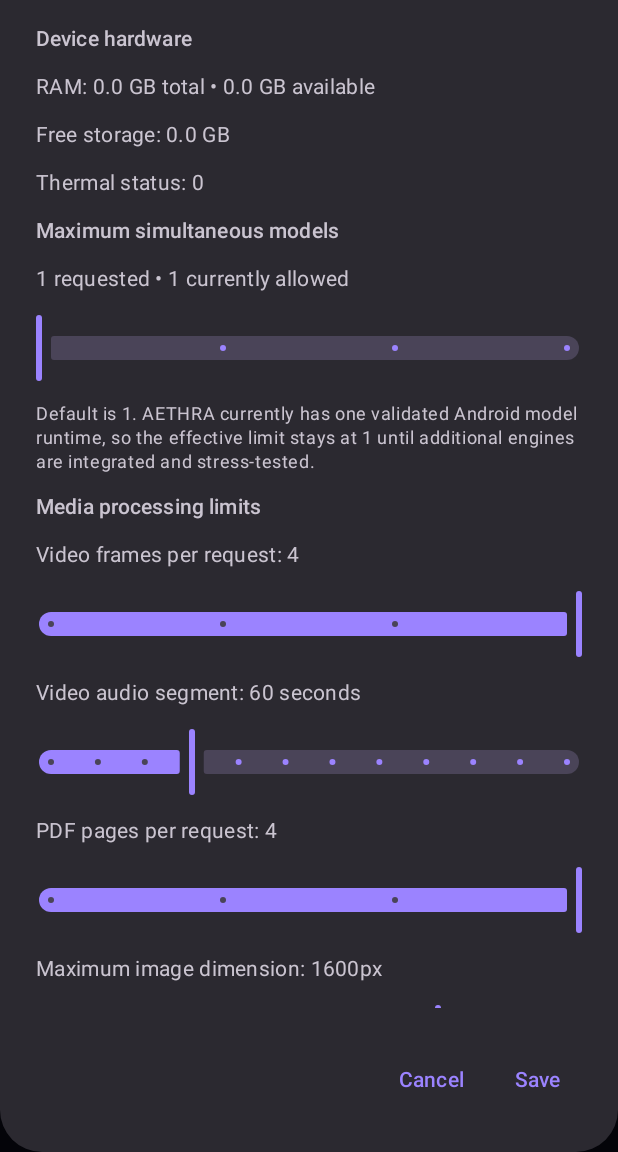
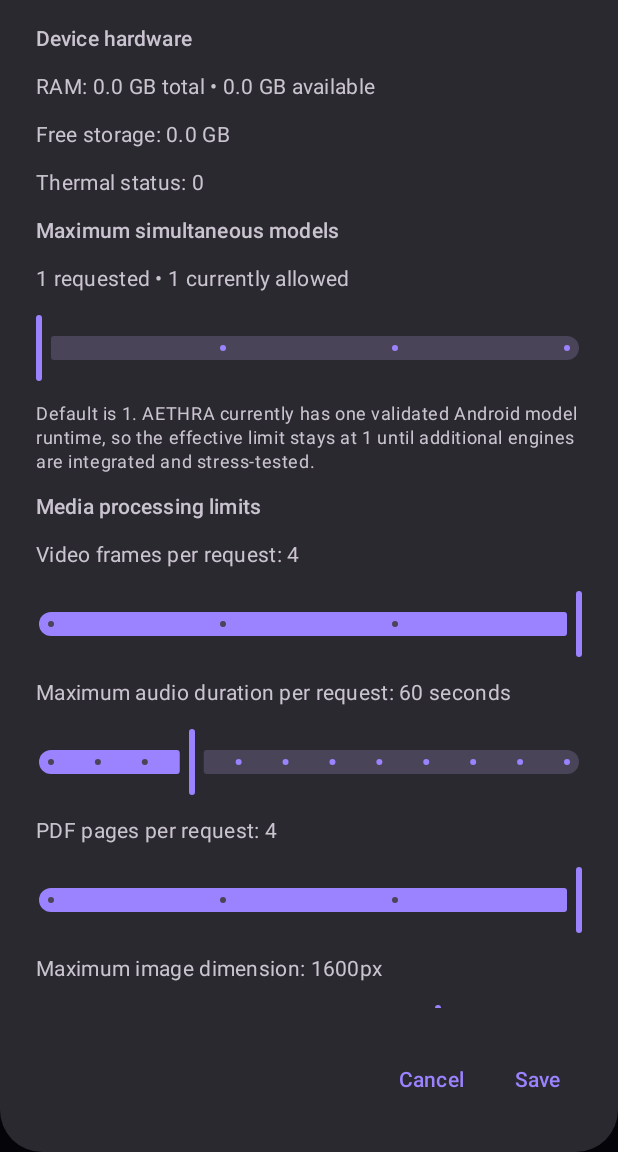
Before and after one commit to mb2638512-a11y/aethra-ai, an Android app built with Jetpack Compose: the screen it shows after launch (MainActivity), after a tap on "Performance settings", on a phone screen of 412 x 824 dp, the part 84-1236 px from its top. Run offline under Robolectric (Android 15) with nearby library versions, the phone set to English and light mode, and no system bars; pictures from the network do not load; 2 statements that could not run were skipped.

Commit message:
ui: clarify audio duration setting applies to audio and video inputs

```diff
--- a/app/src/main/java/ai/aethra/mobile/ModelSettingsDialog.kt
+++ b/app/src/main/java/ai/aethra/mobile/ModelSettingsDialog.kt
@@ -55,7 +55,7 @@ fun ModelSettingsDialog(onDismiss: () -> Unit) {
                 Text("Media processing limits", style = MaterialTheme.typography.titleSmall)
                 Text("Video frames per request: ${videoFrames.intValue}")
                 Slider(value = videoFrames.intValue.toFloat(), onValueChange = { videoFrames.intValue = it.toInt().coerceIn(1, 4) }, valueRange = 1f..4f, steps = 2)
-                Text("Video audio segment: ${videoAudioSeconds.intValue} seconds")
+                Text("Maximum audio duration per request: ${videoAudioSeconds.intValue} seconds")
                 Slider(value = videoAudioSeconds.intValue.toFloat(), onValueChange = { videoAudioSeconds.intValue = it.toInt().coerceIn(15, 180) }, valueRange = 15f..180f, steps = 10)
                 Text("PDF pages per request: ${pdfPages.intValue}")
                 Slider(value = pdfPages.intValue.toFloat(), onValueChange = { pdfPages.intValue = it.toInt().coerceIn(1, 4) }, valueRange = 1f..4f, steps = 2)
```
